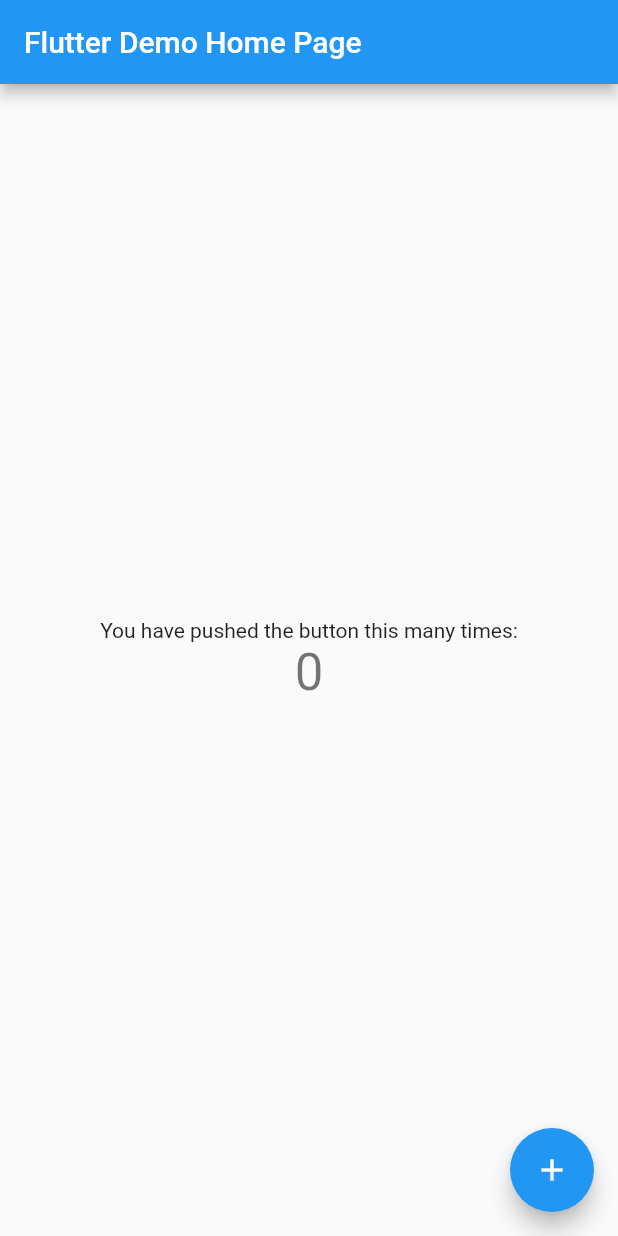
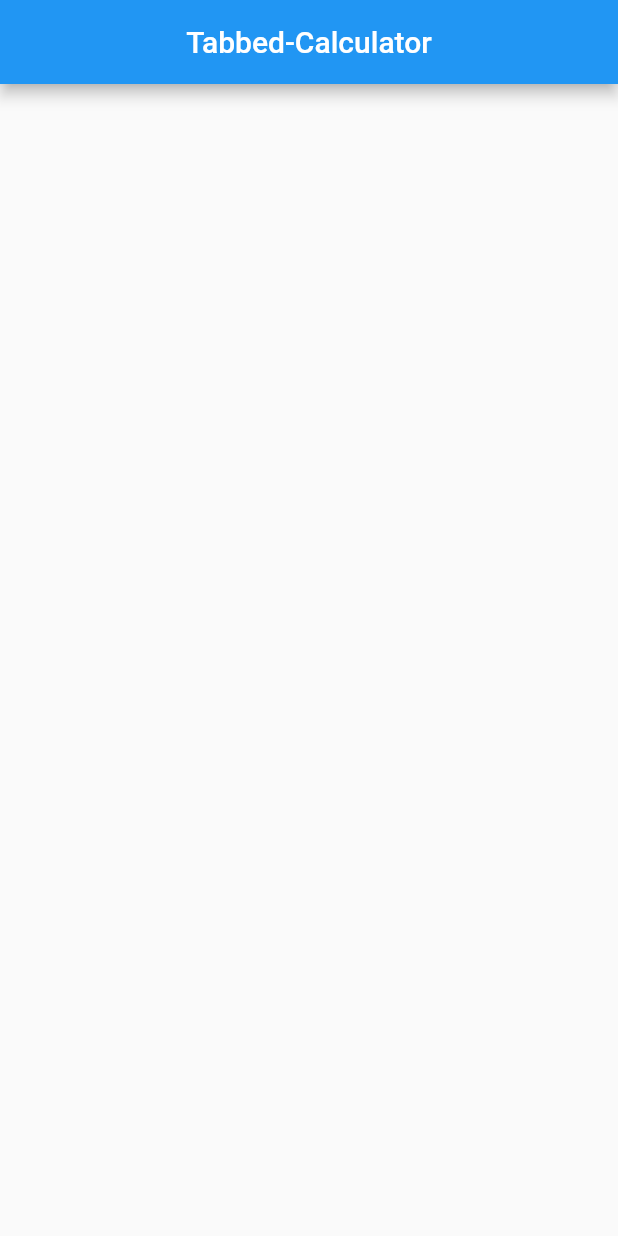
Before and after one commit to coilwine/tabbed_calculator, a Flutter app: the screen it shows after launch, on a phone screen of 412 x 824 dp. Run offline on Flutter 3.47's test engine with Material 2 defaults, Android fonts, the light colour scheme and no system bars.

Commit message:
Created Homepage.

```diff
--- a/lib/main.dart
+++ b/lib/main.dart
@@ -1,4 +1,5 @@
 import 'package:flutter/material.dart';
+import 'view/home_view.dart';
 
 void main() {
   runApp(const MyApp());
@@ -7,109 +8,15 @@
 class MyApp extends StatelessWidget {
   const MyApp({Key? key}) : super(key: key);
 
-  // This widget is the root of your application.
   @override
   Widget build(BuildContext context) {
     return MaterialApp(
-      title: 'Flutter Demo',
+      debugShowCheckedModeBanner: false,
+      title: 'Tabbed-Calculator',
       theme: ThemeData(
-        // This is the theme of your application.
-        //
-        // Try running your application with "flutter run". You'll see the
-        // application has a blue toolbar. Then, without quitting the app, try
-        // changing the primarySwatch below to Colors.green and then invoke
-        // "hot reload" (press "r" in the console where you ran "flutter run",
-        // or simply save your changes to "hot reload" in a Flutter IDE).
-        // Notice that the counter didn't reset back to zero; the application
-        // is not restarted.
         primarySwatch: Colors.blue,
       ),
-      home: const MyHomePage(title: 'Flutter Demo Home Page'),
+      home: const MyHomePage(),
     );
   }
 }
-
-class MyHomePage extends StatefulWidget {
-  const MyHomePage({Key? key, required this.title}) : super(key: key);
-
-  // This widget is the home page of your application. It is stateful, meaning
-  // that it has a State object (defined below) that contains fields that affect
-  // how it looks.
-
-  // This class is the configuration for the state. It holds the values (in this
-  // case the title) provided by the parent (in this case the App widget) and
-  // used by the build method of the State. Fields in a Widget subclass are
-  // always marked "final".
-
-  final String title;
-
-  @override
-  State<MyHomePage> createState() => _MyHomePageState();
-}
-
-class _MyHomePageState extends State<MyHomePage> {
-  int _counter = 0;
-
-  void _incrementCounter() {
-    setState(() {
-      // This call to setState tells the Flutter framework that something has
-      // changed in this State, which causes it to rerun the build method below
-      // so that the display can reflect the updated values. If we changed
-      // _counter without calling setState(), then the build method would not be
-      // called again, and so nothing would appear to happen.
-      _counter++;
-    });
-  }
-
-  @override
-  Widget build(BuildContext context) {
-    // This method is rerun every time setState is called, for instance as done
-    // by the _incrementCounter method above.
-    //
-    // The Flutter framework has been optimized to make rerunning build methods
-    // fast, so that you can just rebuild anything that needs updating rather
-    // than having to individually change instances of widgets.
-    return Scaffold(
-      appBar: AppBar(
-        // Here we take the value from the MyHomePage object that was created by
-        // the App.build method, and use it to set our appbar title.
-        title: Text(widget.title),
-      ),
-      body: Center(
-        // Center is a layout widget. It takes a single child and positions it
-        // in the middle of the parent.
-        child: Column(
-          // Column is also a layout widget. It takes a list of children and
-          // arranges them vertically. By default, it sizes itself to fit its
-          // children horizontally, and tries to be as tall as its parent.
-          //
-          // Invoke "debug painting" (press "p" in the console, choose the
-          // "Toggle Debug Paint" action from the Flutter Inspector in Android
-          // Studio, or the "Toggle Debug Paint" command in Visual Studio Code)
-          // to see the wireframe for each widget.
-          //
-          // Column has various properties to control how it sizes itself and
-          // how it positions its children. Here we use mainAxisAlignment to
-          // center the children vertically; the main axis here is the vertical
-          // axis because Columns are vertical (the cross axis would be
-          // horizontal).
-          mainAxisAlignment: MainAxisAlignment.center,
-          children: <Widget>[
-            const Text(
-              'You have pushed the button this many times:',
-            ),
-            Text(
-              '$_counter',
-              style: Theme.of(context).textTheme.headline4,
-            ),
-          ],
-        ),
-      ),
-      floatingActionButton: FloatingActionButton(
-        onPressed: _incrementCounter,
-        tooltip: 'Increment',
-        child: const Icon(Icons.add),
-      ), // This trailing comma makes auto-formatting nicer for build methods.
-    );
-  }
-}
--- /dev/null
+++ b/lib/view/home_view.dart
@@ -0,0 +1,20 @@
+import 'package:flutter/material.dart';
+
+class MyHomePage extends StatefulWidget {
+  const MyHomePage({Key? key}) : super(key: key);
+
+  @override
+  State<MyHomePage> createState() => _MyHomePageState();
+}
+
+class _MyHomePageState extends State<MyHomePage> {
+  @override
+  Widget build(BuildContext context) {
+    return Scaffold(
+      appBar: AppBar(
+        centerTitle: true,
+        title: const Text('Tabbed-Calculator'),
+      ),
+    );
+  }
+}
```
